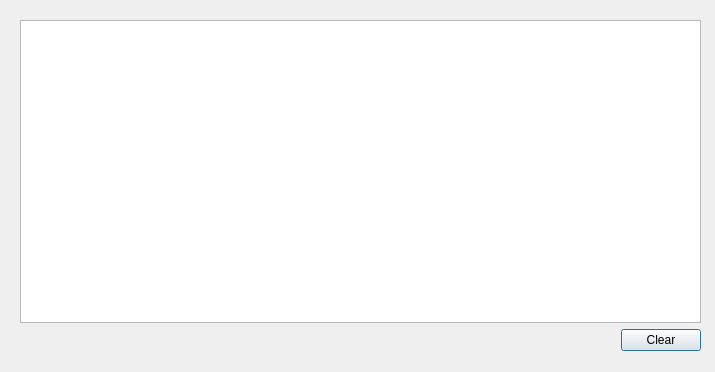
Qt form collegewidget.ui (CS1DScrumDogs/Code) before a commit.
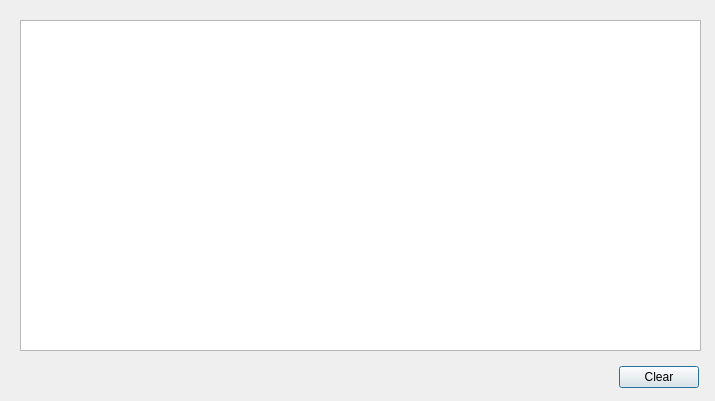
The same form after that commit.

The edit to the form file:
```diff
--- a/collegewidget.ui
+++ b/collegewidget.ui
@@ -7,7 +7,7 @@
     <x>0</x>
     <y>0</y>
     <width>715</width>
-    <height>372</height>
+    <height>401</height>
    </rect>
   </property>
   <property name="windowTitle">
@@ -26,7 +26,17 @@
     <item>
      <widget class="QTableWidget" name="tableWidgetColleges"/>
     </item>
-    <item>
+   </layout>
+  </widget>
+  <widget class="QWidget" name="">
+   <property name="geometry">
+    <rect>
+     <x>20</x>
+     <y>360</y>
+     <width>679</width>
+     <height>34</height>
+    </rect>
+   </property>
      <layout class="QHBoxLayout" name="horizontalLayout">
       <item>
        <layout class="QGridLayout" name="gridLayout">
@@ -51,8 +61,6 @@
          <string>Clear</string>
         </property>
        </widget>
-      </item>
-     </layout>
     </item>
    </layout>
   </widget>
```
Lines whose indentation alone changed are shown as unchanged.
